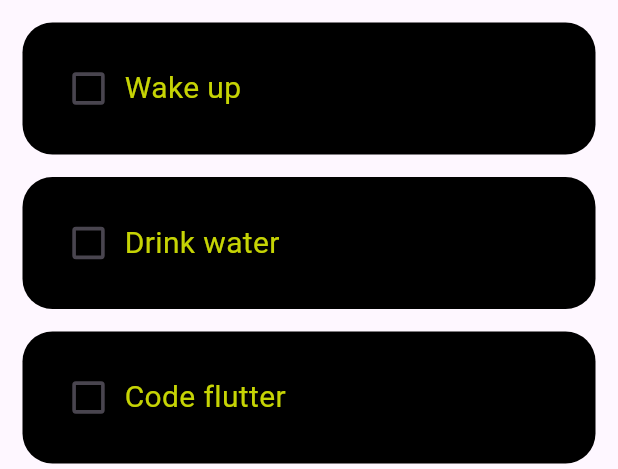
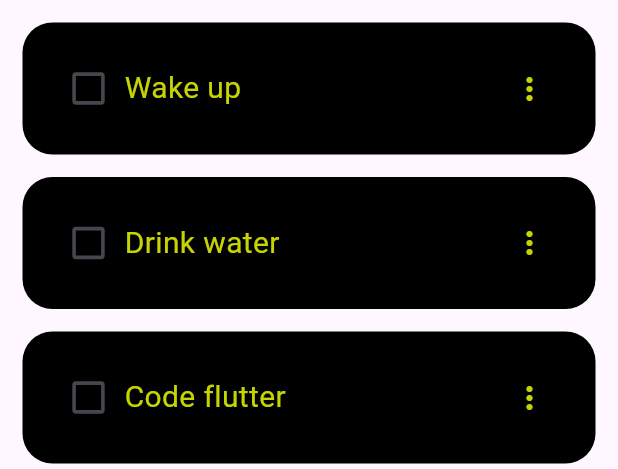
Before and after one commit to hamitk07/To-Do-App, a Flutter app: the screen it shows after launch, on a phone screen of 412 x 824 dp, the part 84-553 px from its top. Run offline on Flutter 3.47's test engine with Material 3 defaults, Android fonts, the phone set to English and light mode, and no system bars.

Commit message:
Added popup menu to 'todo items'. They contain 'edit' 'duplicate' 'delete' items.

```diff
--- a/lib/pages/home_page.dart
+++ b/lib/pages/home_page.dart
@@ -6,7 +6,7 @@ void main() {
 }
 
 class HomePage extends StatefulWidget {
-  HomePage({super.key});
+  const HomePage({super.key});
 
   @override
   State<HomePage> createState() => _HomePageState();
--- a/lib/utils/todo_list.dart
+++ b/lib/utils/todo_list.dart
@@ -1,7 +1,9 @@
 import 'package:flutter/material.dart';
 
-class TodoList extends StatelessWidget {
-  TodoList({
+enum SampleItem { itemOne, itemTwo, itemThree }
+
+class TodoList extends StatefulWidget {
+  const TodoList({
     super.key,
     required this.taskName,
     required this.taskCompleted,
@@ -11,6 +13,13 @@ class TodoList extends StatelessWidget {
   final String taskName;
   final bool taskCompleted;
   final Function(bool?)? onChanged;
+
+  @override
+  State<TodoList> createState() => _TodoListState();
+}
+
+class _TodoListState extends State<TodoList> {
+  SampleItem? selectedItem;
 
   @override
   Widget build(BuildContext context) {
@@ -27,29 +36,105 @@ class TodoList extends StatelessWidget {
             Transform.scale(
               scale: 1.2,
               child: Checkbox(
-                value: taskCompleted,
-                onChanged: onChanged,
+                value: widget.taskCompleted,
+                onChanged: widget.onChanged,
                 fillColor: MaterialStateProperty.resolveWith<Color>((
                   Set<MaterialState> states,
                 ) {
                   if (states.contains(MaterialState.selected)) {
-                    return Colors.black; // İşaretli olduğunda renk
+                    return Colors.black; // işaretliyken
                   }
-                  return const Color.fromARGB(
-                    0,
-                    158,
-                    158,
-                    158,
-                  ); // İşaretsiz durum rengi
+                  return Colors.black; // işaretsizken
                 }),
               ),
             ),
-            Text(
-              taskName,
-              style: const TextStyle(
-                color: Color.fromARGB(255, 198, 212, 4),
-                fontSize: 20,
+            Expanded(
+              child: Text(
+                widget.taskName,
+                style: TextStyle(
+                  color: const Color.fromARGB(255, 198, 212, 4),
+                  fontSize: 20,
+                  decoration: widget.taskCompleted
+                      ? TextDecoration.lineThrough
+                      : TextDecoration.none,
+                  decorationColor: Colors.white,
+                  decorationThickness: 2,
+                ),
               ),
+            ),
+            PopupMenuButton<SampleItem>(
+              icon: Icon(
+                Icons.more_vert,
+                color: const Color.fromARGB(255, 198, 212, 4),
+              ),
+              onSelected: (SampleItem item) {
+                switch (item) {
+                  case SampleItem.itemOne:
+                    print("Edit seçildi");
+                    // Buraya düzenleme fonksiyonunu yaz
+                    break;
+                  case SampleItem.itemTwo:
+                    print("Duplicate seçildi");
+                    // Buraya silme fonksiyonunu yaz
+                    break;
+                  case SampleItem.itemThree:
+                    print("Delete seçildi");
+                    // Buraya paylaşma fonksiyonunu yaz
+                    break;
+                }
+              },
+              initialValue: selectedItem,
+              itemBuilder: (BuildContext context) =>
+                  <PopupMenuEntry<SampleItem>>[
+                    const PopupMenuItem<SampleItem>(
+                      value: SampleItem.itemOne,
+                      child: Row(
+                        mainAxisAlignment: MainAxisAlignment.spaceBetween,
+                        children: [
+                          Text(
+                            'Edit',
+                            style: TextStyle(
+                              fontSize: 17,
+                              fontWeight: FontWeight.w500,
+                            ),
+                          ),
+                          Icon(Icons.edit_outlined),
+                        ],
+                      ),
+                    ),
+                    const PopupMenuItem<SampleItem>(
+                      value: SampleItem.itemTwo,
+                      child: Row(
+                        mainAxisAlignment: MainAxisAlignment.spaceBetween,
+                        children: [
+                          Text(
+                            'Duplicate',
+                            style: TextStyle(
+                              fontSize: 17,
+                              fontWeight: FontWeight.w500,
+                            ),
+                          ),
+                          Icon(Icons.copy),
+                        ],
+                      ),
+                    ),
+                    const PopupMenuItem<SampleItem>(
+                      value: SampleItem.itemThree,
+                      child: Row(
+                        mainAxisAlignment: MainAxisAlignment.spaceBetween,
+                        children: [
+                          Text(
+                            'Delete',
+                            style: TextStyle(
+                              fontSize: 17,
+                              fontWeight: FontWeight.w500,
+                            ),
+                          ),
+                          Icon(Icons.delete_outline),
+                        ],
+                      ),
+                    ),
+                  ],
             ),
           ],
         ),
```
Also changed, not shown: lib/utils/todo_controller.dart (added).
